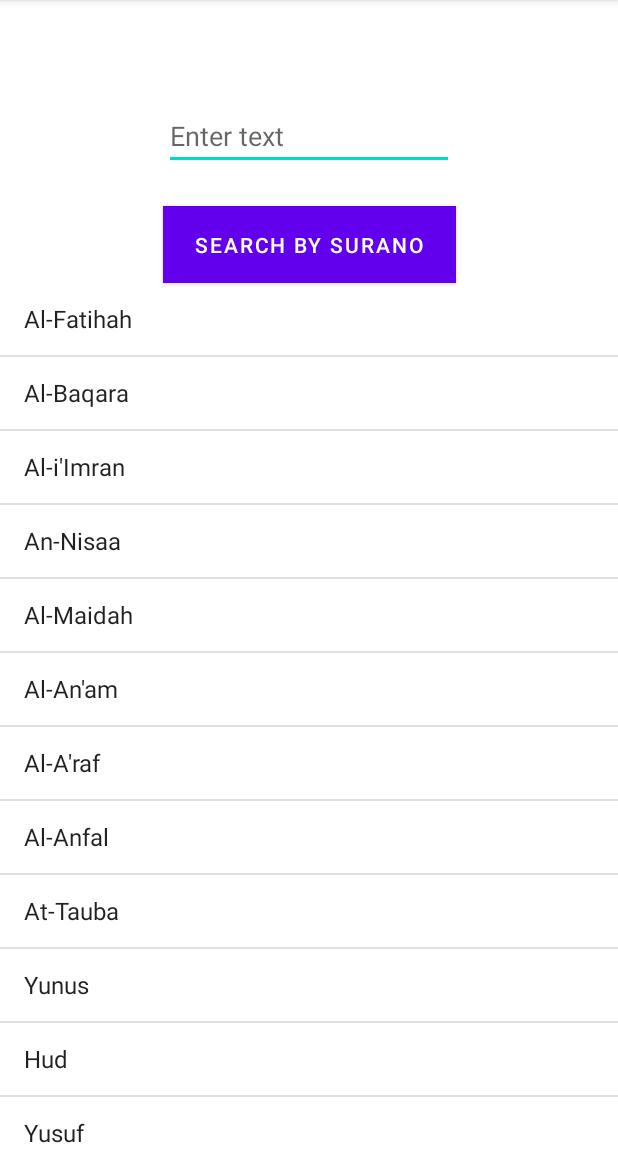
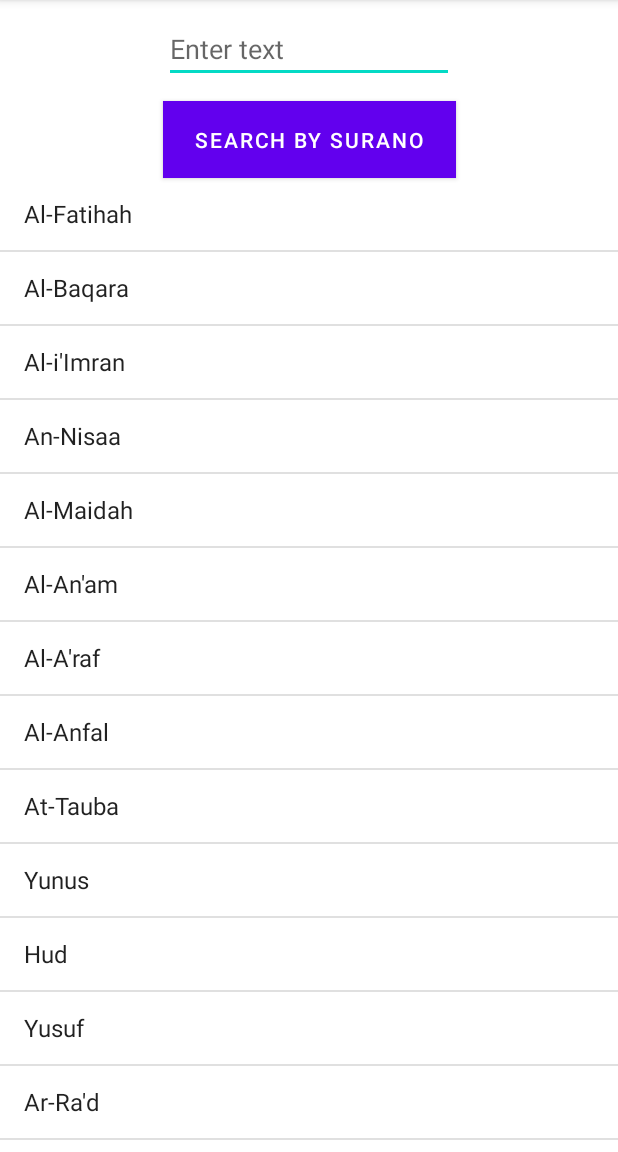
Before and after one commit to RubabFatima8887/Quran_Pak, an Android app: the screen it shows after launch (MainActivity), after a tap on "SEARCH BY SURANO", on a phone screen of 412 x 824 dp, the part 84-1236 px from its top. Run offline under Robolectric (Android 15) with nearby library versions, the phone set to English and light mode, and no system bars.

Commit message:
1st version

```diff
--- a/app/src/main/java/com/example/quran_app/MainActivity.java
+++ b/app/src/main/java/com/example/quran_app/MainActivity.java
@@ -472,11 +472,15 @@ public class MainActivity extends AppCompatActivity {
 
 
                 String inputText = editText.getText().toString();
-                int editTextId = Integer.parseInt(inputText);
-                String name = englishSurahNames[editTextId-1];
-                Intent in = new Intent(MainActivity.this, MainActivity2.class);
-                in.putExtra("SurahName", name);
-                startActivity(in);
+
+                if(!inputText.isEmpty()) {
+                    int editTextId = Integer.parseInt(inputText);
+
+                    String name = englishSurahNames[editTextId - 1];
+                    Intent in = new Intent(MainActivity.this, MainActivity2.class);
+                    in.putExtra("SurahName", name);
+                    startActivity(in);
+                }
 
             }
         });
--- a/app/src/main/res/layout/activity_main.xml
+++ b/app/src/main/res/layout/activity_main.xml
@@ -11,7 +11,7 @@
         android:id="@+id/editText"
         android:layout_width="193dp"
         android:layout_height="0dp"
-        android:layout_marginTop="68dp"
+        android:layout_marginTop="10dp"
         android:hint="Enter text"
         app:layout_constraintTop_toTopOf="parent"
         app:layout_constraintStart_toStartOf="parent"
@@ -21,7 +21,7 @@
         android:id="@+id/button2"
         android:layout_width="195dp"
         android:layout_height="51dp"
-        android:layout_marginTop="24dp"
+        android:layout_marginTop="12dp"
         android:background="#13CCB9"
         android:text="Search By SuraNo"
         app:layout_constraintTop_toBottomOf="@id/editText"
```
